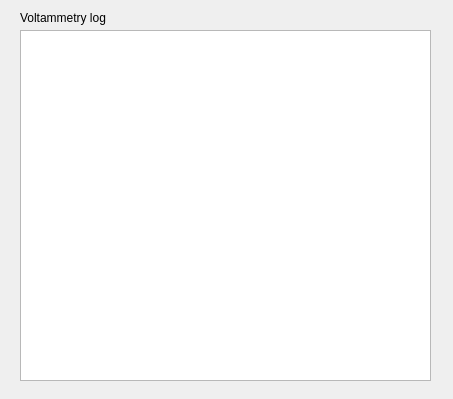
First picture: the form in viewlog.ui, repository freddy120/VoltAmpQT, before the edit.
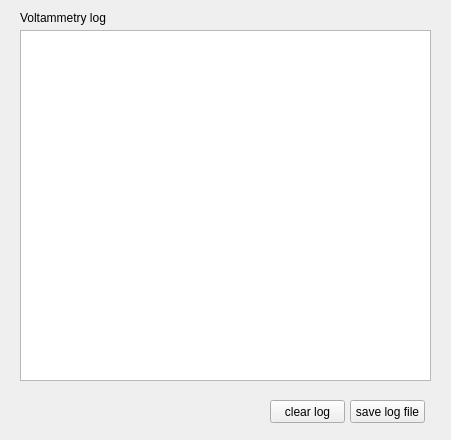
Second picture: the form after the edit.

What changed in the file:
```diff
--- a/viewlog.ui
+++ b/viewlog.ui
@@ -6,8 +6,8 @@
    <rect>
     <x>0</x>
     <y>0</y>
-    <width>453</width>
-    <height>399</height>
+    <width>451</width>
+    <height>440</height>
    </rect>
   </property>
   <property name="windowTitle">
@@ -39,6 +39,32 @@
     <string>Voltammetry log</string>
    </property>
   </widget>
+  <widget class="QPushButton" name="pushButton_savelog">
+   <property name="geometry">
+    <rect>
+     <x>350</x>
+     <y>400</y>
+     <width>75</width>
+     <height>23</height>
+    </rect>
+   </property>
+   <property name="text">
+    <string>save log file</string>
+   </property>
+  </widget>
+  <widget class="QPushButton" name="pushButton_clearlog">
+   <property name="geometry">
+    <rect>
+     <x>270</x>
+     <y>400</y>
+     <width>75</width>
+     <height>23</height>
+    </rect>
+   </property>
+   <property name="text">
+    <string>clear log</string>
+   </property>
+  </widget>
  </widget>
  <resources/>
  <connections/>
```
Left out of the diff: 7 changed lines with no effect on the pictures.
